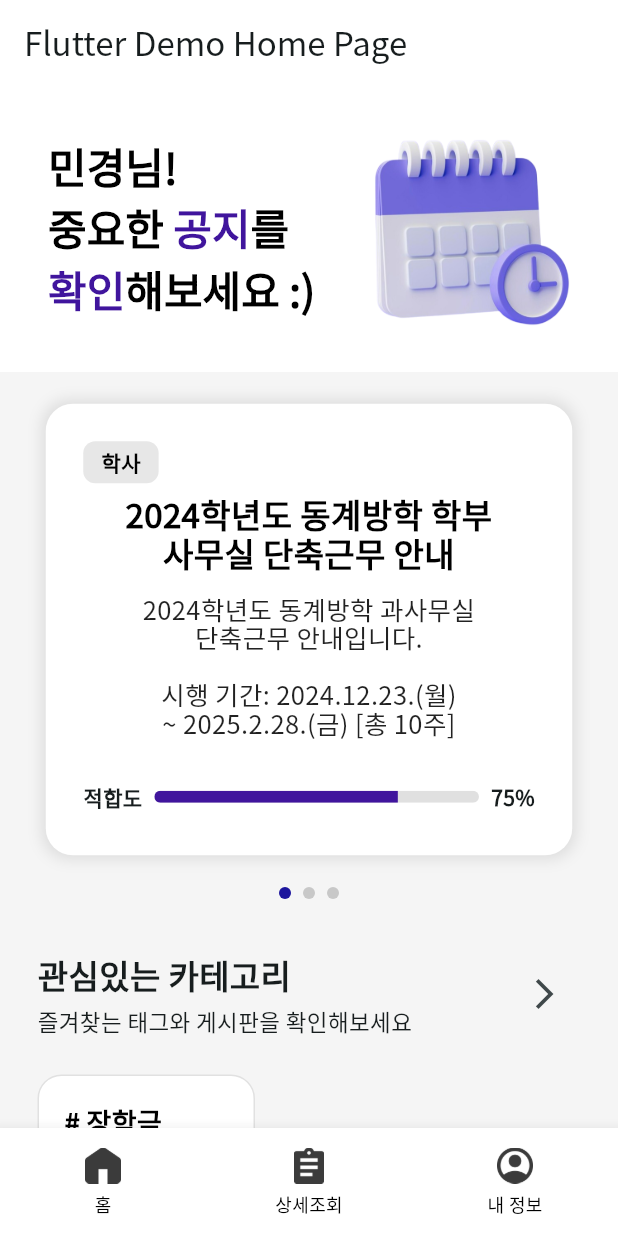
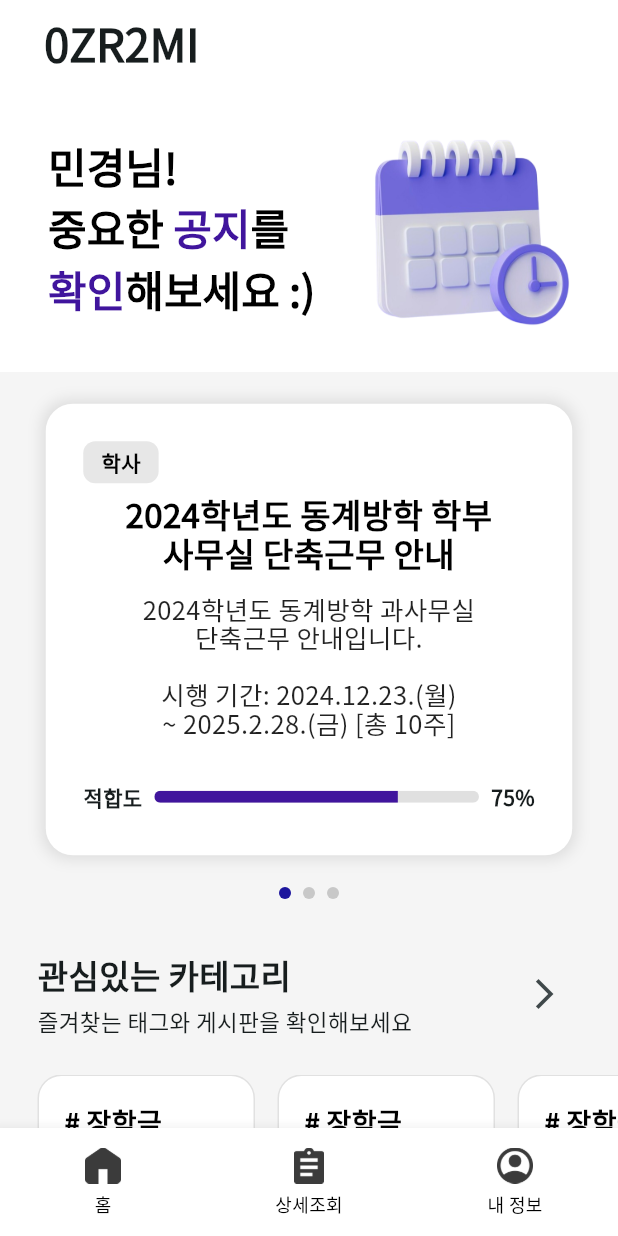
Before and after one commit to GDGxUMC-Hackathon-Team1/frontend, a Flutter app: the screen it shows after launch, on a phone screen of 412 x 824 dp. Run offline on Flutter 3.47's test engine with Material 3 defaults, Android fonts, the phone set to English and light mode, and no system bars; drawn by our look-alikes of carousel_slider.

Commit message:
add: 타이틀 추가

```diff
--- a/lib/main.dart
+++ b/lib/main.dart
@@ -22,7 +22,7 @@ class MyApp extends StatelessWidget {
         fontFamily: "NotoSansKR",
         useMaterial3: true,
       ),
-      home: const MyHomePage(title: 'Flutter Demo Home Page'),
+      home: const MyHomePage(title: '0ZR2MI'),
     );
   }
 }
@@ -52,7 +52,7 @@ class _MyHomePageState extends State<MyHomePage> {
       floatingActionButtonLocation: FloatingActionButtonLocation.endFloat,
       appBar: AppBar(
         backgroundColor: Colors.white,
-        title: Text(widget.title),
+        title: Text('  '+ widget.title, style: TextStyle(fontWeight: FontWeight.bold, fontSize: 30),),
       ),
       body: HomePage(),
       bottomNavigationBar: Container(
--- a/lib/screens/home.dart
+++ b/lib/screens/home.dart
@@ -165,14 +165,17 @@ class _HomePageState extends State<HomePage> {
               padding: EdgeInsets.only(left: 25),
               child: Row(
                 children: [
-                  Container(
-                    child: Center(
-                      child: CategoryCard(
-                        category: "장학금",
-                        description: "내가 신청할 수 있는 장학금 공지가 있어요",
+                  ...List.generate(5, (index) {
+                    return Container(
+                      margin: EdgeInsets.only(right: 15),  // 각 카드 간의 간격 조정
+                      child: Center(
+                        child: CategoryCard(
+                          category: "장학금",
+                          description: "내가 신청할 수 있는 장학금 공지가 있어요",
+                        ),
                       ),
-                    ),
-                  ),
+                    );
+                  }),
                 ],
               ),
             ),
```
